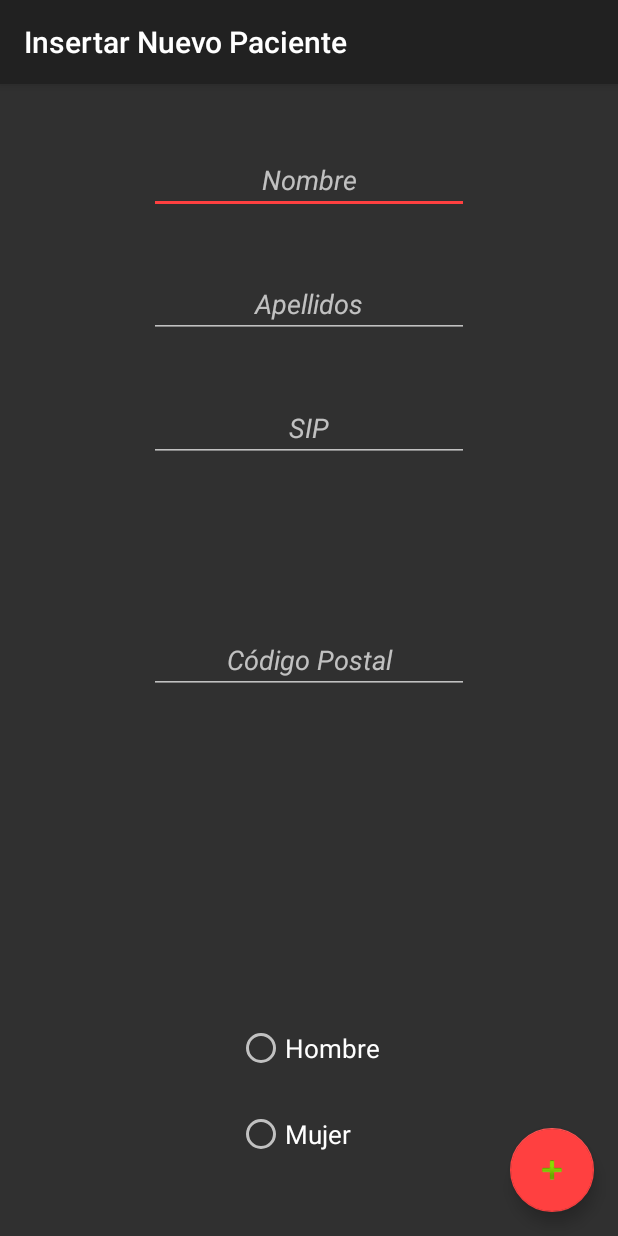
After one commit to albertjimenez/TestString, an Android app: the CrearPaciente screen opened directly, with no data from a screen before it, on a phone screen of 412 x 824 dp. The commit adds this screen. Run offline under Robolectric (Android 15) with nearby library versions, the phone set to English and light mode, and no system bars.

Commit message:
Fix annoying bugs and added new activity

```diff
--- a/app/build.gradle
+++ b/app/build.gradle
@@ -3,7 +3,7 @@
 android {
     compileSdkVersion 23
     buildToolsVersion "23.0.2"
-    packagingOptions{
+    packagingOptions {
         exclude 'META-INF/LICENSE'
         exclude 'META-INF/LICENSE-FIREBASE.txt'
         exclude 'META-INF/NOTICE'
@@ -30,5 +30,5 @@
     compile 'com.android.support:design:23.1.1'
     compile 'com.google.code.gson:gson:2.6.2'
     compile 'com.firebase:firebase-client-android:2.5.2+'
-
+    compile files('libs/generadorNombres.jar')
 }
--- /dev/null
+++ b/app/src/main/java/com/example/beruto/teststring/CrearPaciente.java
@@ -0,0 +1,30 @@
+package com.example.beruto.teststring;
+
+import android.os.Bundle;
+import android.support.design.widget.FloatingActionButton;
+import android.support.design.widget.Snackbar;
+import android.support.v7.app.AppCompatActivity;
+import android.support.v7.widget.Toolbar;
+import android.view.View;
+
+
+public class CrearPaciente extends AppCompatActivity {
+
+    @Override
+    protected void onCreate(Bundle savedInstanceState) {
+        super.onCreate(savedInstanceState);
+        setContentView(R.layout.activity_crear_paciente);
+        Toolbar toolbar = (Toolbar) findViewById(R.id.toolbar);
+        setSupportActionBar(toolbar);
+
+       FloatingActionButton fab = (FloatingActionButton) findViewById(R.id.fab);
+        fab.setOnClickListener(new View.OnClickListener() {
+            @Override
+            public void onClick(View view) {
+                Snackbar.make(view, "Todavía no disponible :(", Snackbar.LENGTH_LONG)
+                        .setAction("Action", null).show();
+            }
+        });
+    }
+
+}
--- /dev/null
+++ b/app/src/main/res/layout/activity_crear_paciente.xml
@@ -0,0 +1,35 @@
+<?xml version="1.0" encoding="utf-8"?>
+<android.support.design.widget.CoordinatorLayout
+    xmlns:android="http://schemas.android.com/apk/res/android"
+    xmlns:app="http://schemas.android.com/apk/res-auto"
+    xmlns:tools="http://schemas.android.com/tools"
+    android:layout_width="match_parent"
+    android:layout_height="match_parent"
+    android:fitsSystemWindows="true"
+    tools:context="com.example.beruto.teststring.CrearPaciente">
+
+    <android.support.design.widget.AppBarLayout
+        android:layout_height="wrap_content"
+        android:layout_width="match_parent"
+        android:theme="@style/SantiHospitalTheme.AppBarOverlay">
+
+        <android.support.v7.widget.Toolbar
+            android:id="@+id/toolbar"
+            android:layout_width="match_parent"
+            android:layout_height="?attr/actionBarSize"
+            android:background="?attr/colorPrimary"
+            app:popupTheme="@style/SantiHospitalTheme.PopupOverlay" />
+
+    </android.support.design.widget.AppBarLayout>
+
+    <include layout="@layout/content_crear_paciente"/>
+
+    <android.support.design.widget.FloatingActionButton
+        android:id="@+id/fab"
+        android:layout_width="wrap_content"
+        android:layout_height="wrap_content"
+        android:layout_gravity="bottom|end"
+        android:layout_margin="@dimen/fab_margin"
+        android:src="@android:drawable/ic_input_add" />
+
+</android.support.design.widget.CoordinatorLayout>
--- /dev/null
+++ b/app/src/main/res/layout/content_crear_paciente.xml
@@ -0,0 +1,98 @@
+<?xml version="1.0" encoding="utf-8"?>
+<RelativeLayout
+    xmlns:android="http://schemas.android.com/apk/res/android"
+    xmlns:tools="http://schemas.android.com/tools"
+    xmlns:app="http://schemas.android.com/apk/res-auto"
+    android:layout_width="match_parent"
+    android:layout_height="match_parent"
+    android:paddingLeft="@dimen/activity_horizontal_margin"
+    android:paddingRight="@dimen/activity_horizontal_margin"
+    android:paddingTop="@dimen/activity_vertical_margin"
+    android:paddingBottom="@dimen/activity_vertical_margin"
+    app:layout_behavior="@string/appbar_scrolling_view_behavior"
+    tools:showIn="@layout/activity_crear_paciente"
+    tools:context="com.example.beruto.teststring.CrearPaciente">
+
+    <EditText
+        android:layout_width="wrap_content"
+        android:layout_height="wrap_content"
+        android:inputType="textPersonName"
+        android:ems="10"
+        android:id="@+id/editText"
+        android:layout_alignParentTop="true"
+        android:layout_centerHorizontal="true"
+        android:layout_marginTop="25dp"
+        android:textStyle="italic"
+        android:textAlignment="center"
+        android:hint="Nombre" />
+
+    <EditText
+        android:layout_width="wrap_content"
+        android:layout_height="wrap_content"
+        android:inputType="textPersonName"
+        android:ems="10"
+        android:id="@+id/editApellidos"
+        android:layout_marginTop="37dp"
+        android:layout_below="@+id/editText"
+        android:layout_centerHorizontal="true"
+        android:hint="Apellidos"
+        android:textAlignment="center"
+        android:textStyle="italic" />
+
+    <EditText
+        android:layout_width="wrap_content"
+        android:layout_height="wrap_content"
+        android:inputType="number"
+        android:ems="10"
+        android:id="@+id/editSIP"
+        android:layout_below="@+id/editApellidos"
+        android:layout_centerHorizontal="true"
+        android:layout_marginTop="37dp"
+        android:textStyle="italic"
+        android:textAlignment="center"
+        android:hint="SIP" />
+
+    <EditText
+        android:layout_width="wrap_content"
+        android:layout_height="wrap_content"
+        android:inputType="number"
+        android:ems="10"
+        android:id="@+id/editCP"
+        android:textStyle="italic"
+        android:textAlignment="center"
+        android:hint="Código Postal"
+
+        android:layout_centerVertical="true"
+        android:layout_alignStart="@+id/editSIP" />
+
+    <RadioGroup
+        android:layout_width="wrap_content"
+        android:layout_height="wrap_content"
+        android:id="@+id/radioGroup"
+        android:layout_alignParentBottom="true"
+        android:layout_centerHorizontal="true"
+        android:layout_marginBottom="36dp">
+
+
+
+    <RadioButton
+        android:layout_width="wrap_content"
+        android:layout_height="wrap_content"
+        android:text="Hombre"
+        android:id="@+id/radioButtonHombre"
+        android:textSize="17dp"
+        android:layout_alignParentBottom="true"
+        android:layout_centerHorizontal="true"
+        android:layout_marginBottom="25dp" />
+
+    <RadioButton
+        android:layout_width="wrap_content"
+        android:layout_height="wrap_content"
+        android:text="Mujer"
+        android:id="@+id/radioButtonMujer"
+        android:textSize="17dp"
+        android:layout_above="@+id/radioButtonHombre"
+        android:layout_alignStart="@+id/radioButtonHombre" />
+    </RadioGroup>
+
+</RelativeLayout>
--- a/app/src/main/res/values/colors.xml
+++ b/app/src/main/res/values/colors.xml
@@ -3,4 +3,5 @@
     <color name="colorPrimary">#3F51B5</color>
     <color name="colorPrimaryDark">#303F9F</color>
     <color name="colorAccent">#FF4081</color>
+    <color name="accent_material_dark_1">#ff4040</color>
 </resources>
--- a/app/src/main/res/values/styles.xml
+++ b/app/src/main/res/values/styles.xml
@@ -17,4 +17,10 @@
 
     <style name="AppTheme.PopupOverlay" parent="ThemeOverlay.AppCompat.Light" />
 
+    <style name="SantiHospitalTheme" parent="Theme.AppCompat.NoActionBar" >
+        <item name="colorAccent">@color/accent_material_dark_1</item>
+    </style>
+    <style name="SantiHospitalTheme.AppBarOverlay" parent="ThemeOverlay.AppCompat.Dark.ActionBar" />
+    <style name="SantiHospitalTheme.PopupOverlay" parent="ThemeOverlay.AppCompat.Light" />
+
 </resources>
```
Also changed, not shown: app/src/main/AndroidManifest.xml (+11 -7 lines), app/src/main/java/com/example/beruto/teststring/Main22Activity.java (+84 -21 lines), app/src/main/java/com/example/beruto/teststring/MainActivity.java (+21 -12 lines), app/src/main/java/modelo/modelo/paciente/GestionPaciente.java (+11 -5 lines), app/src/main/java/modelo/modelo/paciente/Paciente.java (+42 -63 lines), app/src/main/res/values/strings.xml (+4 -3 lines), app/libs/generadorNombres.jar (added), app/src/main/res/mipmap-hdpi/ic_local_hospital_black_24dp.png (added), app/src/main/res/mipmap-mdpi/ic_local_hospital_black_24dp.png (added), app/src/main/res/mipmap-xhdpi/ic_local_hospital_black_24dp.png (added), app/src/main/res/mipmap-xxhdpi/ic_local_hospital_black_24dp.png (added), app/src/main/res/mipmap-xxxhdpi/ic_local_hospital_black_24dp.png (added).
